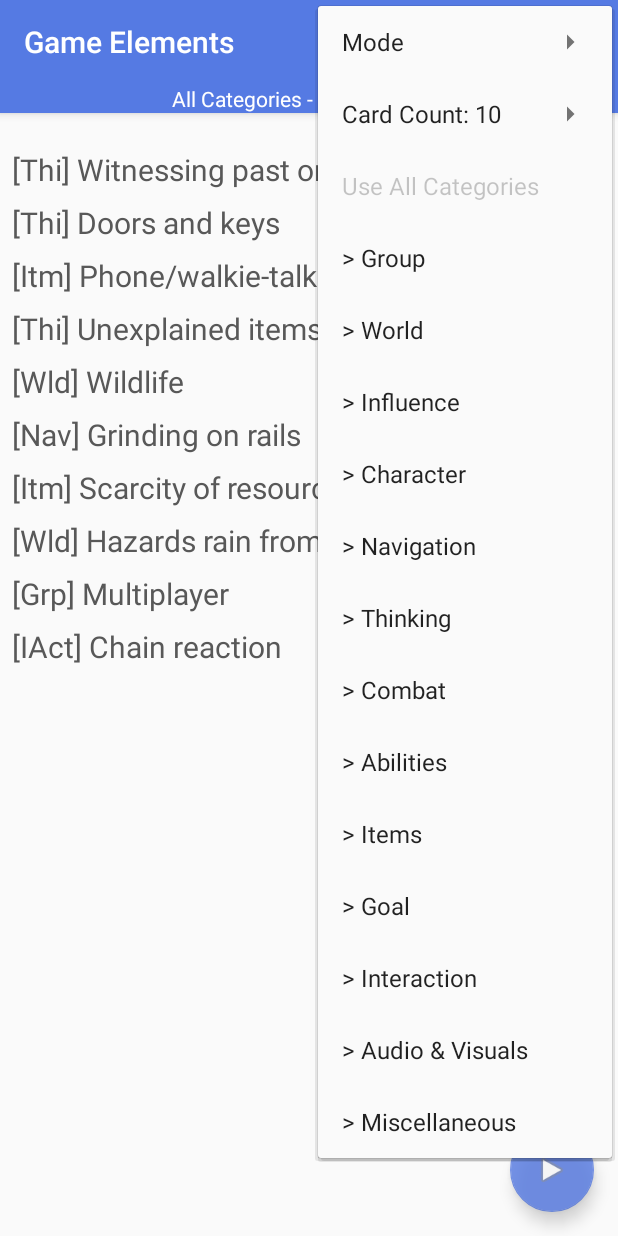
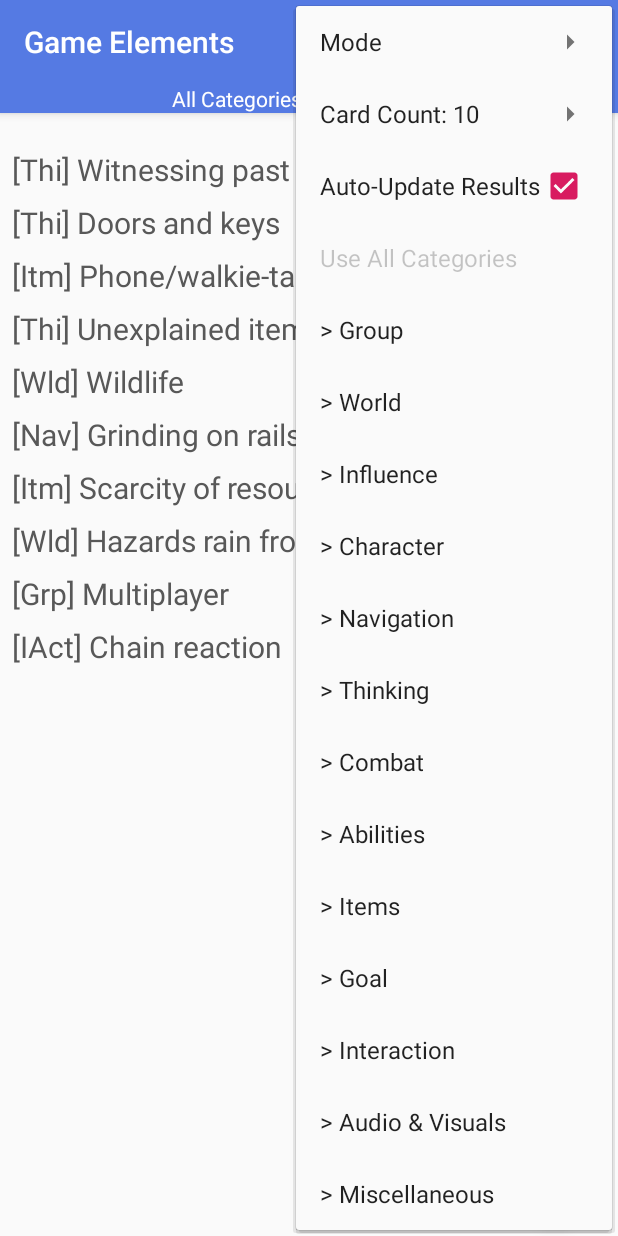
Before and after one commit to Archisto/card-archive-android, an Android app: the screen it shows after launch (MainActivity), with the options menu open, on a phone screen of 412 x 824 dp. Run offline under Robolectric (Android 15) with nearby library versions, the phone set to English and light mode, and no system bars.

Commit message:
Added Auto-Update Results setting (can enable or disable auto-updating after changing certain settings)

```diff
--- a/app/src/main/res/menu/menu_main.xml
+++ b/app/src/main/res/menu/menu_main.xml
@@ -85,6 +85,11 @@
                 android:title="10" />
         </menu>
     </item>
+    <item
+        android:id="@+id/action_autoUpdateResults"
+        android:title="@string/action_autoUpdateResults"
+        android:checkable="true"
+        app:showAsAction="never" />
     <group android:id="@+id/group_displayCategories" >
         <item
             android:id="@+id/action_displayAll"
--- a/app/src/main/res/values/strings.xml
+++ b/app/src/main/res/values/strings.xml
@@ -3,7 +3,7 @@
     <string name="app_name_full">Card Archive: Game Elements</string>
     <string name="title_activity_help">Help</string>
     <string name="action_settings">Settings</string>
-    <string name="text1">Card: %s</string>
+    <string name="action_autoUpdateResults">Auto-Update Results</string>
     <string name="cardSlot">[%s] %s</string>
     <string name="cardSlotSplice">[%s+%s] %s %s</string>
     <string name="cardSlotFundElem">[%s] (%s) %s</string>
--- a/app/src/main/res/xml/game_elements.xml
+++ b/app/src/main/res/xml/game_elements.xml
@@ -1009,7 +1009,7 @@
             <name>Growing up</name>
             <firstHalf type="verb">Growing</firstHalf>
             <secondHalf the="false">
-                <singular>growing</singular>
+                <singular>growth</singular>
             </secondHalf>
         </element>
         <element>
```
Also changed, not shown: app/src/main/java/com/laurikosonen/cardarchive/MainActivity.java (+71 -41 lines).
